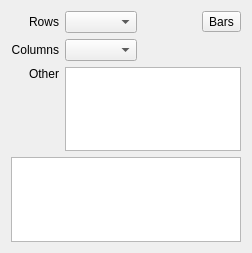
Above: copasi/UI/CQArrayAnnotationsWidget.ui from copasi/COPASI before the change. Below: the same form after it.
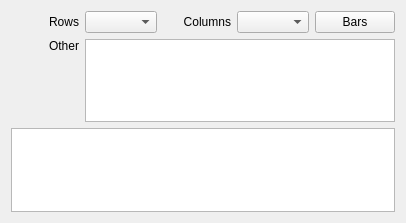
That is the form after the change. Custom widgets are drawn as their Qt base class.

Commit message: Improved layout of the row and column selection.

```diff
--- a/copasi/UI/CQArrayAnnotationsWidget.ui
+++ b/copasi/UI/CQArrayAnnotationsWidget.ui
@@ -20,8 +20,8 @@
    <rect>
     <x>0</x>
     <y>0</y>
-    <width>252</width>
-    <height>253</height>
+    <width>406</width>
+    <height>223</height>
    </rect>
   </property>
   <property name="windowTitle">
@@ -39,42 +39,16 @@
     </widget>
    </item>
    <item row="0" column="1">
-    <widget class="QComboBox" name="mpComboRows"/>
-   </item>
-   <item row="0" column="2">
-    <spacer name="mpSpacer">
-     <property name="orientation">
-      <enum>Qt::Horizontal</enum>
+    <widget class="QComboBox" name="mpComboRows">
+     <property name="sizePolicy">
+      <sizepolicy hsizetype="Preferred" vsizetype="Preferred">
+       <horstretch>0</horstretch>
+       <verstretch>0</verstretch>
+      </sizepolicy>
      </property>
-     <property name="sizeHint" stdset="0">
-      <size>
-       <width>79</width>
-       <height>20</height>
-      </size>
-     </property>
-    </spacer>
-   </item>
-   <item row="0" column="3">
-    <widget class="QToolButton" name="mpButton">
-     <property name="text">
-      <string>Bars</string>
-     </property>
     </widget>
    </item>
-   <item row="1" column="0">
-    <widget class="QLabel" name="mpLblColumns">
-     <property name="text">
-      <string>Columns</string>
-     </property>
-     <property name="alignment">
-      <set>Qt::AlignRight|Qt::AlignTrailing|Qt::AlignVCenter</set>
-     </property>
-    </widget>
-   </item>
-   <item row="1" column="1">
-    <widget class="QComboBox" name="mpComboColumns"/>
-   </item>
-   <item row="2" column="0">
+   <item row="4" column="0">
     <widget class="QLabel" name="mpLblOther">
      <property name="text">
       <string>Other</string>
@@ -84,10 +58,10 @@
      </property>
     </widget>
    </item>
-   <item row="2" column="1" colspan="3">
+   <item row="4" column="1" colspan="4">
     <widget class="QTableWidget" name="mpSelectionTable"/>
    </item>
-   <item row="3" column="0" colspan="4">
+   <item row="5" column="0" colspan="5">
     <widget class="QStackedWidget" name="mpStack">
      <property name="sizePolicy">
       <sizepolicy hsizetype="Preferred" vsizetype="Preferred">
@@ -129,7 +103,33 @@
        </sizepolicy>
       </property>
      </widget>
-     <zorder>mpSelectionTable</zorder>
+    </widget>
+   </item>
+   <item row="0" column="2">
+    <widget class="QLabel" name="mpLblColumns">
+     <property name="text">
+      <string>Columns</string>
+     </property>
+     <property name="alignment">
+      <set>Qt::AlignRight|Qt::AlignTrailing|Qt::AlignVCenter</set>
+     </property>
+    </widget>
+   </item>
+   <item row="0" column="3">
+    <widget class="QComboBox" name="mpComboColumns">
+     <property name="sizePolicy">
+      <sizepolicy hsizetype="Preferred" vsizetype="Preferred">
+       <horstretch>0</horstretch>
+       <verstretch>0</verstretch>
+      </sizepolicy>
+     </property>
+    </widget>
+   </item>
+   <item row="0" column="4">
+    <widget class="QPushButton" name="mpButton">
+     <property name="text">
+      <string>Bars</string>
+     </property>
     </widget>
    </item>
   </layout>
```
Left out of the diff: 4 changed lines with no effect on the pictures.
